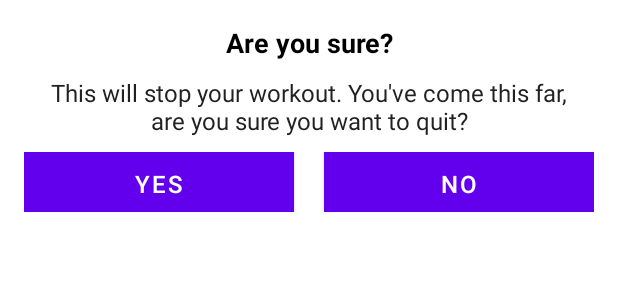
After one commit to danielvportlandia/7MinuteWorkout, an Android app: the layout dialog_custom_back_confirmation.xml on its own in the app's theme, with its tools: preview values and no code run, on a phone screen of 412 x 824 dp. The commit adds this screen. Shown: the top 300 px of the screen. Run offline under Robolectric (Android 15) with nearby library versions, the phone set to English and light mode, and no system bars.

Commit message:
added customDialog for back press during exercise

```diff
--- a/app/src/main/java/com/example/a7minuteworkout/ExerciseActivity.kt
+++ b/app/src/main/java/com/example/a7minuteworkout/ExerciseActivity.kt
@@ -1,5 +1,6 @@
 package com.example.a7minuteworkout
 
+import android.app.Dialog
 import android.content.Intent
 import android.media.MediaPlayer
 import androidx.appcompat.app.AppCompatActivity
@@ -11,6 +12,7 @@ import android.view.View
 import android.widget.Toast
 import androidx.recyclerview.widget.LinearLayoutManager
 import kotlinx.android.synthetic.main.activity_exercise.*
+import kotlinx.android.synthetic.main.dialog_custom_back_confirmation.*
 import org.w3c.dom.Text
 import java.util.*
 import kotlin.collections.ArrayList
@@ -41,7 +43,7 @@ class ExerciseActivity : AppCompatActivity(), TextToSpeech.OnInitListener {
             actionbar.setDisplayHomeAsUpEnabled(true)
         }
         toolbar_exercise_activity.setNavigationOnClickListener {
-            onBackPressed()
+            customDialogForBackButton()
         }
 
         tts = TextToSpeech(this, this)
@@ -184,4 +186,16 @@ class ExerciseActivity : AppCompatActivity(), TextToSpeech.OnInitListener {
         rvExerciseStatus.adapter = exerciseAdapter
     }
 
+    private fun customDialogForBackButton() {
+        val customDialog = Dialog(this)
+        customDialog.setContentView(R.layout.dialog_custom_back_confirmation)
+        customDialog.tvYes.setOnClickListener {
+            finish()
+            customDialog.dismiss()
+        }
+        customDialog.tvNo.setOnClickListener {
+            customDialog.dismiss()
+        }
+        customDialog.show()
+    }
 }
--- /dev/null
+++ b/app/src/main/res/layout/dialog_custom_back_confirmation.xml
@@ -0,0 +1,61 @@
+<?xml version="1.0" encoding="utf-8"?>
+<LinearLayout xmlns:android="http://schemas.android.com/apk/res/android"
+    android:layout_width="match_parent"
+    android:layout_height="wrap_content"
+    android:gravity="center"
+    android:orientation="vertical"
+    android:padding="16dp">
+
+    <TextView
+        android:layout_width="match_parent"
+        android:layout_height="wrap_content"
+        android:gravity="center"
+        android:text="Are you sure?"
+        android:textColor="@android:color/black"
+        android:textSize="18sp"
+        android:textStyle="bold" />
+
+    <TextView
+        android:layout_width="match_parent"
+        android:layout_height="wrap_content"
+        android:layout_marginStart="10dp"
+        android:layout_marginTop="10dp"
+        android:layout_marginEnd="10dp"
+        android:gravity="center"
+        android:text="This will stop your workout. You\'ve come this far, are you sure you want to quit?"
+        android:textColor="#212121"
+        android:textSize="16sp" />
+
+    <LinearLayout
+        android:layout_width="match_parent"
+        android:layout_height="wrap_content"
+        android:layout_marginTop="10dp"
+        android:orientation="horizontal">
+
+        <Button
+            android:id="@+id/tvYes"
+            android:layout_width="0dp"
+            android:layout_height="40dp"
+            android:layout_marginEnd="10dp"
+            android:layout_weight="1"
+            android:background="@color/colorAccent"
+            android:gravity="center"
+            android:padding="4dp"
+            android:text="YES"
+            android:textColor="#FFFFFF"
+            android:textSize="16sp" />
+
+        <Button
+            android:id="@+id/tvNo"
+            android:layout_width="0dp"
+            android:layout_height="40dp"
+            android:layout_marginStart="10dp"
+            android:layout_weight="1"
+            android:background="@color/colorAccent"
+            android:gravity="center"
+            android:padding="4dp"
+            android:text="NO"
+            android:textColor="#FFFFFF"
+            android:textSize="16sp" />
+    </LinearLayout>
+</LinearLayout>
```
